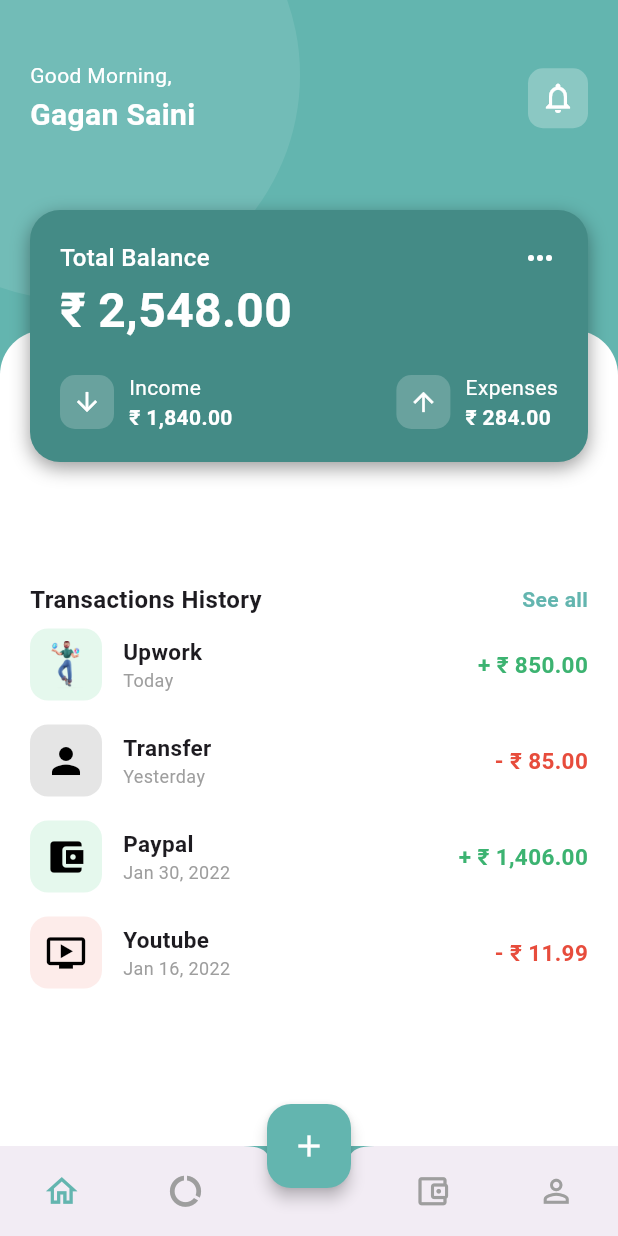
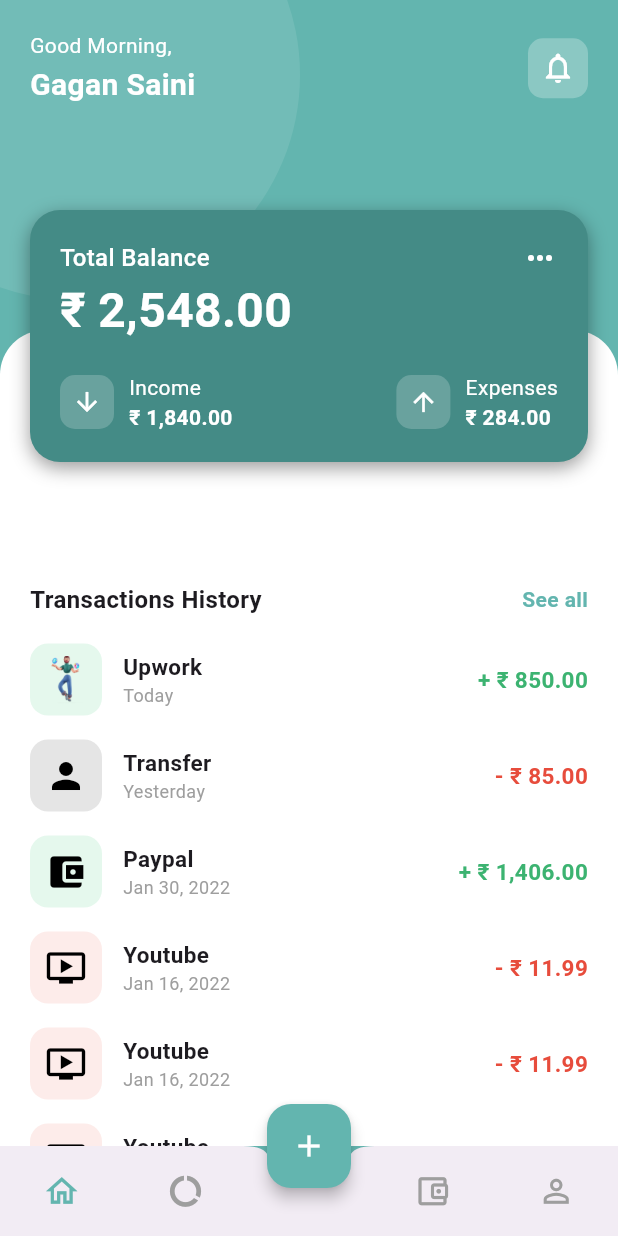
Before and after one commit to Gagan-Saini-GS/tracker, a Flutter app: the screen it shows after launch, on a phone screen of 412 x 824 dp. Run offline on Flutter 3.47's test engine with Material 3 defaults, Android fonts, the phone set to English and light mode, and no system bars; our stand-ins replace flutter_riverpod, go_router, syncfusion_flutter_charts.

Commit message:
Modified UI of home screen

```diff
--- a/lib/screens/home/home_screen.dart
+++ b/lib/screens/home/home_screen.dart
@@ -35,7 +35,7 @@ class HomeScreen extends StatelessWidget {
               child: Padding(
                 padding: const EdgeInsets.symmetric(
                   horizontal: 20,
-                  vertical: 40,
+                  vertical: 20,
                 ),
                 child: Column(
                   crossAxisAlignment: CrossAxisAlignment.start,
@@ -78,8 +78,6 @@ class HomeScreen extends StatelessWidget {
                       ],
                     ),
                     const SizedBox(height: 50),
-                    // Balance Card
-                    // BalanceCard(),
                   ],
                 ),
               ),
@@ -149,8 +147,11 @@ class HomeScreen extends StatelessWidget {
                 ),
               ],
             ),
+            const SizedBox(height: 10),
             Expanded(
-              child: ListView(
+              child: SingleChildScrollView(
+                physics: AlwaysScrollableScrollPhysics(),
+                child: Column(
                   children: [
                     // Transaction List
                     TransactionItem(
@@ -190,7 +191,35 @@ class HomeScreen extends StatelessWidget {
                       amount: '- 11.99',
                       isIncome: false,
                     ),
+                    TransactionItem(
+                      icon: Icons.ondemand_video,
+                      iconBg: Color(0xFFFDECEA),
+                      iconAsset: null,
+                      title: 'Youtube',
+                      date: 'Jan 16, 2022',
+                      amount: '- 11.99',
+                      isIncome: false,
+                    ),
+                    TransactionItem(
+                      icon: Icons.ondemand_video,
+                      iconBg: Color(0xFFFDECEA),
+                      iconAsset: null,
+                      title: 'Youtube',
+                      date: 'Jan 16, 2022',
+                      amount: '- 11.99',
+                      isIncome: false,
+                    ),
+                    TransactionItem(
+                      icon: Icons.ondemand_video,
+                      iconBg: Color(0xFFFDECEA),
+                      iconAsset: null,
+                      title: 'Youtube',
+                      date: 'Jan 16, 2022',
+                      amount: '- 11.99',
+                      isIncome: false,
+                    ),
                   ],
+                ),
               ),
             ),
           ],
```
Lines whose indentation alone changed are shown as unchanged.
